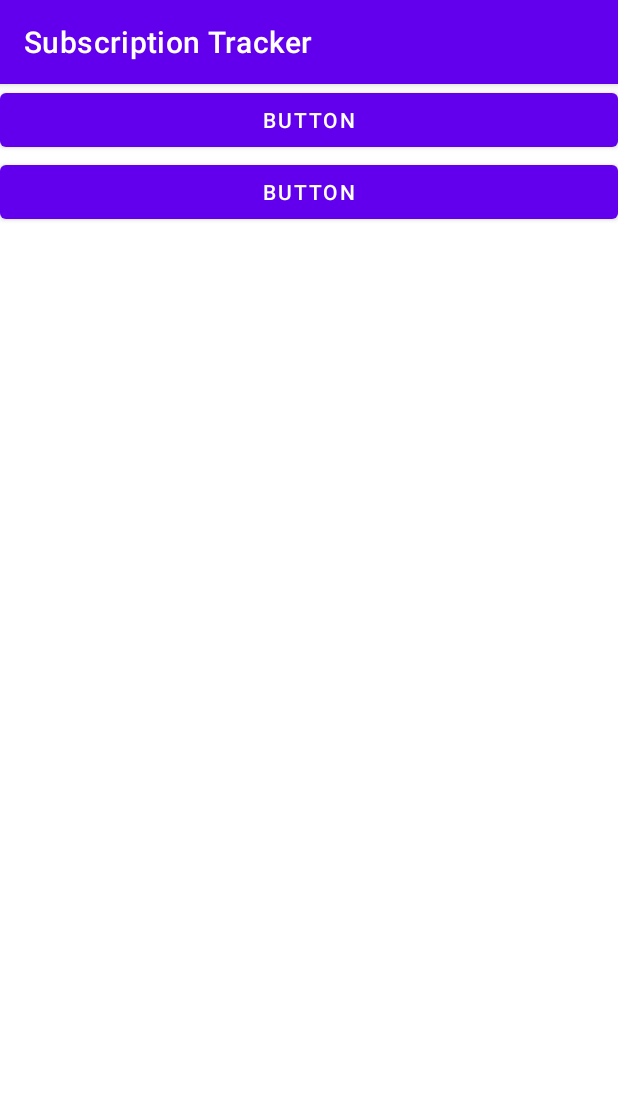
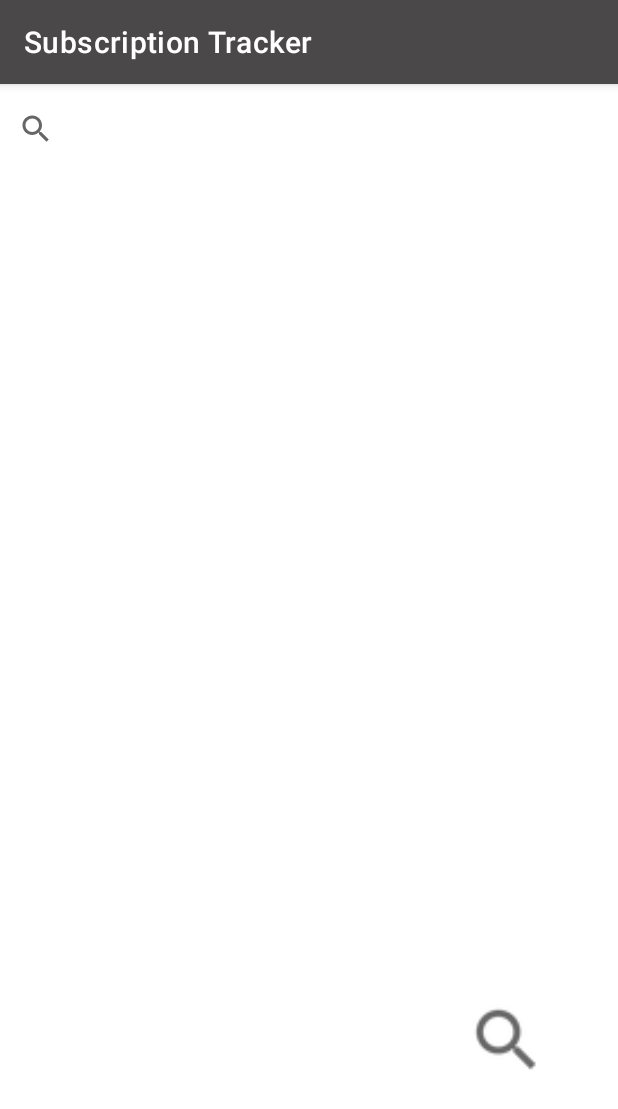
Before and after one commit to jessikka12/HackNC2021, an Android app: the MainActivity screen opened directly, with no data from a screen before it, on a phone screen of 412 x 824 dp. Shown: the top 1109 px of the screen. Run offline under Robolectric (Android 15) with nearby library versions, the phone set to English and light mode, and no system bars.

Commit message:
Final Home Screen

```diff
--- a/app/src/main/java/com/example/hacknc2021/ui/login/LoginActivity.java
+++ b/app/src/main/java/com/example/hacknc2021/ui/login/LoginActivity.java
@@ -5,6 +5,7 @@ import android.app.Activity;
 import androidx.lifecycle.Observer;
 import androidx.lifecycle.ViewModelProvider;
 
+import android.content.Intent;
 import android.os.Bundle;
 
 import androidx.annotation.Nullable;
@@ -23,6 +24,7 @@ import android.widget.TextView;
 import android.widget.Toast;
 
 import com.example.hacknc2021.R;
+import com.example.hacknc2021.main.MainActivity;
 import com.example.hacknc2021.ui.login.LoginViewModel;
 import com.example.hacknc2021.ui.login.LoginViewModelFactory;
 
@@ -122,6 +124,8 @@ public class LoginActivity extends AppCompatActivity {
     private void updateUiWithUser(LoggedInUserView model) {
         String welcome = getString(R.string.welcome) + model.getDisplayName();
         // TODO : initiate successful logged in experience
+        Intent toMain = new Intent(this, MainActivity.class);
+        startActivity(toMain);
         Toast.makeText(getApplicationContext(), welcome, Toast.LENGTH_LONG).show();
     }
 
--- a/app/src/main/res/layout/activity_login.xml
+++ b/app/src/main/res/layout/activity_login.xml
@@ -77,6 +77,7 @@
         android:layout_width="wrap_content"
         android:layout_height="wrap_content"
         android:text="Login"
+        android:textColor="#FFC107"
         app:layout_constraintBottom_toBottomOf="parent"
         app:layout_constraintEnd_toEndOf="parent"
         app:layout_constraintStart_toStartOf="parent"
--- a/app/src/main/res/layout/activity_main.xml
+++ b/app/src/main/res/layout/activity_main.xml
@@ -1,27 +1,25 @@
 <?xml version="1.0" encoding="utf-8"?>
 <androidx.constraintlayout.widget.ConstraintLayout
     xmlns:android="http://schemas.android.com/apk/res/android"
+    xmlns:app="http://schemas.android.com/apk/res-auto"
     xmlns:tools="http://schemas.android.com/tools"
     android:layout_width="match_parent"
     android:layout_height="match_parent">
 
-    <LinearLayout
-        android:layout_width="match_parent"
-        android:layout_height="match_parent"
-        android:orientation="vertical"
-        tools:layout_editor_absoluteX="72dp"
-        tools:layout_editor_absoluteY="200dp">
+    <SearchView
+        android:layout_width="422dp"
+        android:layout_height="59dp"
+        tools:layout_editor_absoluteX="-4dp"
+        tools:layout_editor_absoluteY="198dp" />
 
-        <Button
-            android:id="@+id/button"
-            android:layout_width="match_parent"
-            android:layout_height="wrap_content"
-            android:text="Button" />
-
-        <Button
-            android:id="@+id/button2"
-            android:layout_width="match_parent"
-            android:layout_height="wrap_content"
-            android:text="Button" />
-    </LinearLayout>
+    <ImageView
+        android:id="@+id/imageView2"
+        android:layout_width="85dp"
+        android:layout_height="54dp"
+        android:layout_marginEnd="32dp"
+        android:layout_marginRight="32dp"
+        android:layout_marginBottom="104dp"
+        app:layout_constraintBottom_toBottomOf="parent"
+        app:layout_constraintEnd_toEndOf="parent"
+        app:srcCompat="?android:attr/actionModeWebSearchDrawable" />
 </androidx.constraintlayout.widget.ConstraintLayout>
--- a/app/src/main/res/values/colors.xml
+++ b/app/src/main/res/values/colors.xml
@@ -1,10 +1,8 @@
 <?xml version="1.0" encoding="utf-8"?>
 <resources>
-    <color name="purple_200">#FFBB86FC</color>
-    <color name="purple_500">#FF6200EE</color>
-    <color name="purple_700">#FF3700B3</color>
-    <color name="teal_200">#FF03DAC5</color>
+    <color name="purple_200">#FFCC33</color>
+    <color name="purple_500">#4A4848</color>
+    <color name="purple_700">#000000</color>
+    <color name="teal_200">#597E2F</color>
     <color name="teal_700">#FF018786</color>
-    <color name="black">#FF000000</color>
-    <color name="white">#FFFFFFFF</color>
 </resources>
```
